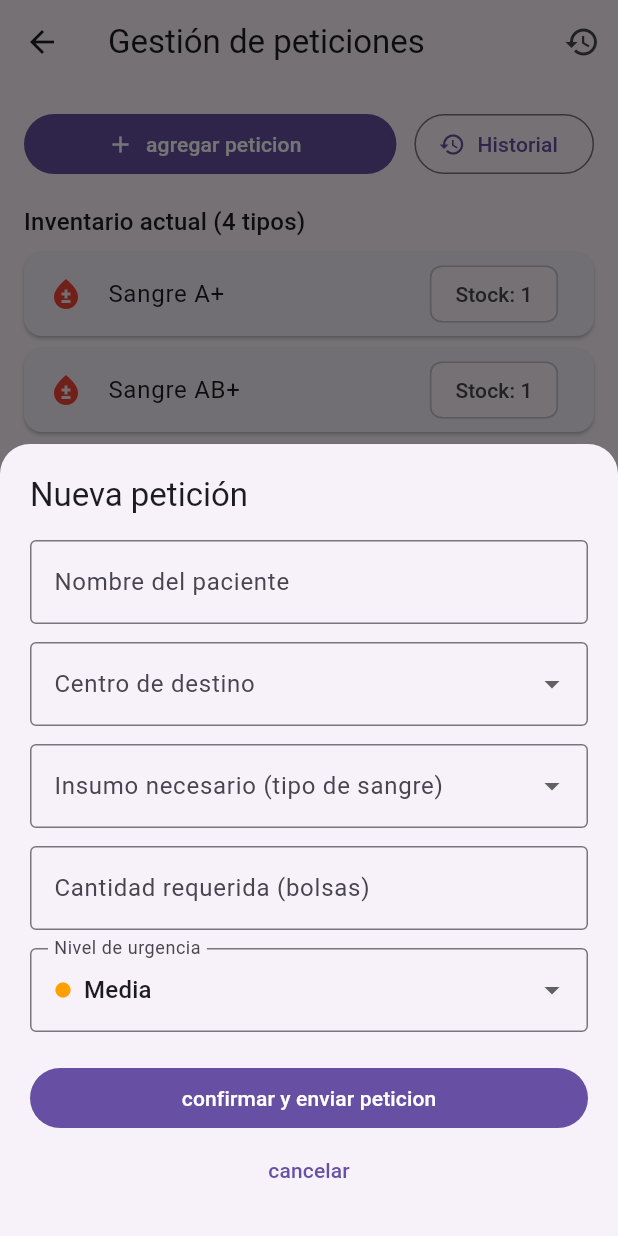
After one commit to Jara-01/grupo13_ing_softw_2026_02, a Flutter app: the GestionPeticionesScreen screen opened directly, after a tap on "agregar peticion", on a phone screen of 412 x 824 dp. The commit adds this screen. Run offline on Flutter 3.47's test engine with Material 3 defaults, Android fonts, the phone set to English and light mode, and no system bars.

Commit message:
feat: pantalla de gestion de peticiones (T14, US04)
Agrega GestionPeticionesScreen para que el gestor de inventario abra peticiones de sangre hacia otros centros. Incluye formulario, descuento automatico del inventario (primero las bolsas mas proximas a vencer, retirando el tipo si se agota) e historial de peticiones.

```diff
--- a/lib/models/inventario_model.dart
+++ b/lib/models/inventario_model.dart
@@ -1,7 +1,7 @@
 class InventarioItem {
   final String id;
   final String tipoSangre;
-  final int unidadesDisponibles; // O volumen/cantidad de esta unidad específica
+  int unidadesDisponibles; // O volumen/cantidad de esta unidad específica
   final String centroOrigen;
   final DateTime fechaLlegada;
   final DateTime fechaVencimiento;
--- a/lib/models/peticion_model.dart
+++ b/lib/models/peticion_model.dart
@@ -1,10 +1,19 @@
+// niveles de urgencia permitidos en una peticion
+const List<String> nivelesUrgencia = ['Baja', 'Media', 'Alta', 'Critica'];
+
 class Peticion {
-
   final String id;
   final String centroSolicitante;
   final String tipoSangre;
   final int cantidad;
   String estado;
+  final String? paciente;
+  final String? centroDestino;
+  final String? urgencia;
+  final DateTime? fecha;
+  final int unidadesDescontadas;
+  final int? stockAntes;
+  final int? stockDespues;
 
   Peticion({
     required this.id,
@@ -12,6 +21,13 @@ class Peticion {
     required this.tipoSangre,
     required this.cantidad,
     this.estado = 'pendiente',
+    this.paciente,
+    this.centroDestino,
+    this.urgencia,
+    this.fecha,
+    this.unidadesDescontadas = 0,
+    this.stockAntes,
+    this.stockDespues,
   });
 
   Map<String, dynamic> toJson() {
@@ -21,6 +37,13 @@ class Peticion {
       'tipoSangre': tipoSangre,
       'cantidad': cantidad,
       'estado': estado,
+      'paciente': paciente,
+      'centroDestino': centroDestino,
+      'urgencia': urgencia,
+      'fecha': fecha?.toIso8601String(),
+      'unidadesDescontadas': unidadesDescontadas,
+      'stockAntes': stockAntes,
+      'stockDespues': stockDespues,
     };
   }
 
@@ -31,6 +54,13 @@ class Peticion {
       tipoSangre: json['tipoSangre'],
       cantidad: json['cantidad'],
       estado: json['estado'],
+      paciente: json['paciente'],
+      centroDestino: json['centroDestino'],
+      urgencia: json['urgencia'],
+      fecha: json['fecha'] == null ? null : DateTime.parse(json['fecha']),
+      unidadesDescontadas: json['unidadesDescontadas'] ?? 0,
+      stockAntes: json['stockAntes'],
+      stockDespues: json['stockDespues'],
     );
   }
 }
--- /dev/null
+++ b/lib/screens/gestion_peticiones_screen.dart
@@ -0,0 +1,448 @@
+import 'package:flutter/material.dart';
+import 'package:ing_software/models/peticion_model.dart';
+import 'package:ing_software/services/peticiones_service.dart';
+
+// colores de cada nivel de urgencia
+Color _colorUrgencia(String? urgencia) {
+  switch (urgencia) {
+    case 'Baja':
+      return Colors.green;
+    case 'Media':
+      return Colors.amber.shade700;
+    case 'Alta':
+      return Colors.deepOrange;
+    case 'Critica':
+      return Colors.red.shade800;
+    default:
+      // sin urgencia (peticiones antiguas o sin dato)
+      return Colors.grey;
+  }
+}
+
+// codigo de la pantalla principal
+class GestionPeticionesScreen extends StatefulWidget {
+  const GestionPeticionesScreen({super.key});
+
+  @override
+  State<GestionPeticionesScreen> createState() => _GestionPeticionesScreenState();
+}
+
+class _GestionPeticionesScreenState extends State<GestionPeticionesScreen> {
+  // servicio que guarda las peticiones y descuenta el inventario
+  final PeticionesService _servicio = PeticionesService();
+
+  // centros de destino (se usa los mismos nombres que usa el mock de inventario)
+  final List<String> _centros = [
+    'Hospital Regional',
+    'Centro de Sangre',
+    'Clínica Las Encinas',
+  ];
+
+  // abre el formulario para pedir los datos de peticion
+  Future<void> _abrirFormulario() async {
+    final stock = _servicio.stockPorTipo();
+    // sin stock no tiene sentido abrir el formulario
+    if (stock.isEmpty) {
+      _mostrarMensaje('No hay unidades disponibles en el inventario :(');
+      return;
+    }
+    final datos = await showModalBottomSheet<_DatosFormulario>(
+      context: context,
+      isScrollControlled: true,
+      useSafeArea: true,
+      shape: const RoundedRectangleBorder(
+        borderRadius: BorderRadius.vertical(top: Radius.circular(20)),
+      ),
+      builder: (_) => _FormularioPeticion(stockPorTipo: stock, centros: _centros),
+    );
+    // datos es null si el usuario cancela o cierra el formulario
+    if (datos != null) _confirmarPeticion(datos);
+  }
+
+  // registra la peticion y descuenta el inventario
+  void _confirmarPeticion(_DatosFormulario d) {
+    // late final porque se asigna dentro del setState
+    late final Peticion creada;
+    setState(() {
+      creada = _servicio.crearPeticionConDescuento(
+        paciente: d.paciente,
+        centroDestino: d.centro,
+        tipoSangre: d.tipoSangre,
+        cantidad: d.cantidad,
+        urgencia: d.urgencia,
+      );
+    });
+    // si el stock quedo en 0, el tipo ya no aparece en el inventario
+    _mostrarMensaje(creada.stockDespues == 0
+        ? 'Peticion enviada. Se agotó ${creada.tipoSangre}'
+        : 'Peticion enviada. Stock restante de ${creada.tipoSangre}: ${creada.stockDespues}');
+  }
+
+  void _mostrarMensaje(String texto) {
+    // se oculta el mensaje anterior para que no se acumulen
+    ScaffoldMessenger.of(context)
+      ..hideCurrentSnackBar()
+      ..showSnackBar(SnackBar(content: Text(texto)));
+  }
+
+  void _abrirHistorial() {
+    Navigator.of(context).push(
+      MaterialPageRoute(builder: (_) => _HistorialScreen(servicio: _servicio)),
+    );
+  }
+
+  @override
+  Widget build(BuildContext context) {
+    // el stock se recalcula en cada build para reflejar los descuentos
+    final stock = _servicio.stockPorTipo();
+    final tipos = stock.keys.toList()..sort();
+
+    return Scaffold(
+      appBar: AppBar(
+        title: const Text('Gestión de peticiones'),
+        actions: [
+          // icono de historial
+          IconButton(
+            tooltip: 'Historial de cambios',
+            icon: const Icon(Icons.history),
+            onPressed: _abrirHistorial,
+          ),
+        ],
+      ),
+      body: Column(
+        children: [
+          Padding(
+            padding: const EdgeInsets.all(16),
+            child: Row(
+              children: [
+                Expanded(
+                  child: FilledButton.icon(
+                    onPressed: _abrirFormulario,
+                    icon: const Icon(Icons.add),
+                    label: const Text('agregar peticion'),
+                  ),
+                ),
+                const SizedBox(width: 12),
+                OutlinedButton.icon(
+                  onPressed: _abrirHistorial,
+                  icon: const Icon(Icons.history),
+                  label: const Text('Historial'),
+                ),
+              ],
+            ),
+          ),
+          Padding(
+            padding: const EdgeInsets.symmetric(horizontal: 16),
+            child: Align(
+              alignment: Alignment.centerLeft,
+              child: Text('Inventario actual (${tipos.length} tipos)',
+                  style: Theme.of(context).textTheme.titleMedium),
+            ),
+          ),
+          const SizedBox(height: 8),
+          Expanded(
+            child: tipos.isEmpty
+                ? const Center(child: Text('El inventario está vacío'))
+                : ListView.separated(
+                    padding: const EdgeInsets.fromLTRB(16, 0, 16, 16),
+                    itemCount: tipos.length,
+                    separatorBuilder: (_, __) => const SizedBox(height: 8),
+                    itemBuilder: (_, i) {
+                      final tipo = tipos[i];
+                      return Card(
+                        margin: EdgeInsets.zero,
+                        child: ListTile(
+                          leading: const Icon(Icons.bloodtype, color: Colors.red),
+                          title: Text('Sangre $tipo'),
+                          trailing: Chip(label: Text('Stock: ${stock[tipo]}')),
+                        ),
+                      );
+                    },
+                  ),
+          ),
+        ],
+      ),
+    );
+  }
+}
+
+// formulario
+// datos que devuelve el formulario al confirmarse
+class _DatosFormulario {
+  final String paciente;
+  final String centro;
+  final String tipoSangre;
+  final int cantidad;
+  final String urgencia;
+
+  _DatosFormulario({
+    required this.paciente,
+    required this.centro,
+    required this.tipoSangre,
+    required this.cantidad,
+    required this.urgencia,
+  });
+}
+
+class _FormularioPeticion extends StatefulWidget {
+  final Map<String, int> stockPorTipo;
+  final List<String> centros;
+
+  const _FormularioPeticion({required this.stockPorTipo, required this.centros});
+
+  @override
+  State<_FormularioPeticion> createState() => _FormularioPeticionState();
+}
+
+class _FormularioPeticionState extends State<_FormularioPeticion> {
+  final _formKey = GlobalKey<FormState>();
+  final _pacienteCtrl = TextEditingController();
+  final _cantidadCtrl = TextEditingController();
+
+  String? _centro;
+  String? _tipoSangre;
+  // la urgencia media viene seleccionada por defecto
+  String _urgencia = 'Media';
+
+  @override
+  void dispose() {
+    // se liberan los controladores para evitar fugas de memoria
+    _pacienteCtrl.dispose();
+    _cantidadCtrl.dispose();
+    super.dispose();
+  }
+
+  void _enviar() {
+    // solo se envia si todos los campos son validos
+    if (!_formKey.currentState!.validate()) return;
+    Navigator.of(context).pop(_DatosFormulario(
+      paciente: _pacienteCtrl.text.trim(),
+      centro: _centro!,
+      tipoSangre: _tipoSangre!,
+      cantidad: int.parse(_cantidadCtrl.text.trim()),
+      urgencia: _urgencia,
+    ));
+  }
+
+  @override
+  Widget build(BuildContext context) {
+    final tipos = widget.stockPorTipo.keys.toList()..sort();
+
+    return Padding(
+      // el padding inferior evita que el teclado tape los campos
+      padding: EdgeInsets.only(
+        left: 20,
+        right: 20,
+        top: 20,
+        bottom: MediaQuery.of(context).viewInsets.bottom + 20,
+      ),
+      child: SingleChildScrollView(
+        child: Form(
+          key: _formKey,
+          child: Column(
+            mainAxisSize: MainAxisSize.min,
+            crossAxisAlignment: CrossAxisAlignment.stretch,
+            children: [
+              Text('Nueva petición', style: Theme.of(context).textTheme.titleLarge),
+              const SizedBox(height: 16),
+
+              // nombre del paciente
+              TextFormField(
+                controller: _pacienteCtrl,
+                textCapitalization: TextCapitalization.words,
+                decoration: const InputDecoration(
+                  labelText: 'Nombre del paciente',
+                  border: OutlineInputBorder(),
+                ),
+                validator: (v) => (v == null || v.trim().isEmpty)
+                    ? 'Ingresa el nombre del paciente'
+                    : null,
+              ),
+              const SizedBox(height: 12),
+
+              // centro de destino
+              DropdownButtonFormField<String>(
+                value: _centro,
+                isExpanded: true,
+                decoration: const InputDecoration(
+                  labelText: 'Centro de destino',
+                  border: OutlineInputBorder(),
+                ),
+                items: widget.centros
+                    .map((c) => DropdownMenuItem(value: c, child: Text(c)))
+                    .toList(),
+                onChanged: (v) => setState(() => _centro = v),
+                validator: (v) => v == null ? 'Selecciona un centro' : null,
+              ),
+              const SizedBox(height: 12),
+
+              // insumo (tipo de sangre) con su stock disponible
+              DropdownButtonFormField<String>(
+                value: _tipoSangre,
+                isExpanded: true,
+                decoration: const InputDecoration(
+                  labelText: 'Insumo necesario (tipo de sangre)',
+                  border: OutlineInputBorder(),
+                ),
+                items: tipos
+                    .map((t) => DropdownMenuItem(
+                          value: t,
+                          child: Text('Sangre $t  (stock: ${widget.stockPorTipo[t]})'),
+                        ))
+                    .toList(),
+                onChanged: (v) => setState(() => _tipoSangre = v),
+                validator: (v) => v == null ? 'Selecciona un insumo' : null,
+              ),
+              const SizedBox(height: 12),
+
+              // cantidad requerida
+              TextFormField(
+                controller: _cantidadCtrl,
+                keyboardType: TextInputType.number,
+                decoration: InputDecoration(
+                  labelText: 'Cantidad requerida (bolsas)',
+                  border: const OutlineInputBorder(),
+                  // el stock disponible se muestra solo al elegir un tipo
+                  helperText: _tipoSangre == null
+                      ? null
+                      : 'Disponible: ${widget.stockPorTipo[_tipoSangre]}.',
+                  helperMaxLines: 2,
+                ),
+                validator: (v) {
+                  // debe ser un entero mayor a 0
+                  final n = int.tryParse((v ?? '').trim());
+                  if (n == null || n <= 0) return 'Ingrese una cantidad mayor a 0';
+                  return null;
+                },
+              ),
+              const SizedBox(height: 12),
+
+              // nivel de urgencia
+              DropdownButtonFormField<String>(
+                value: _urgencia,
+                decoration: const InputDecoration(
+                  labelText: 'Nivel de urgencia',
+                  border: OutlineInputBorder(),
+                ),
+                items: nivelesUrgencia
+                    .map((u) => DropdownMenuItem(
+                          value: u,
+                          child: Row(
+                            children: [
+                              Icon(Icons.circle, size: 12, color: _colorUrgencia(u)),
+                              const SizedBox(width: 8),
+                              Text(u),
+                            ],
+                          ),
+                        ))
+                    .toList(),
+                onChanged: (v) => setState(() => _urgencia = v ?? _urgencia),
+              ),
+              const SizedBox(height: 20),
+
+              FilledButton(
+                onPressed: _enviar,
+                child: const Text('confirmar y enviar peticion'),
+              ),
+              TextButton(
+                onPressed: () => Navigator.of(context).pop(),
+                child: const Text('cancelar'),
+              ),
+            ],
+          ),
+        ),
+      ),
+    );
+  }
+}
+
+//historial de cambios
+class _HistorialScreen extends StatelessWidget {
+  final PeticionesService servicio;
+  const _HistorialScreen({required this.servicio});
+
+  // da formato dd/mm/aaaa hh:mm a la fecha
+  String _fecha(DateTime? f) {
+    if (f == null) return 'Sin fecha';
+    String dos(int n) => n.toString().padLeft(2, '0');
+    return '${dos(f.day)}/${dos(f.month)}/${f.year} ${dos(f.hour)}:${dos(f.minute)}';
+  }
+
+  @override
+  Widget build(BuildContext context) {
+    final tema = Theme.of(context);
+    final stock = servicio.stockPorTipo();
+    final tipos = stock.keys.toList()..sort();
+    // estaran primero las peticiones recientes
+    final peticiones = servicio.obtenerPeticiones().reversed.toList();
+
+    return Scaffold(
+      appBar: AppBar(title: const Text('Historial de cambios')),
+      body: ListView(
+        padding: const EdgeInsets.all(16),
+        children: [
+          // estado actualizado del inventario
+          Text('Estado actual del inventario', style: tema.textTheme.titleMedium),
+          const SizedBox(height: 8),
+          if (tipos.isEmpty)
+            const Text('El inventario está vacío')
+          else
+            Wrap(
+              spacing: 8,
+              runSpacing: 8,
+              children: tipos.map((t) => Chip(label: Text('$t: ${stock[t]}'))).toList(),
+            ),
+          const Divider(height: 32),
+
+          // registro de peticiones
+          Text('Peticiones (${peticiones.length})', style: tema.textTheme.titleMedium),
+          const SizedBox(height: 8),
+          ...peticiones.map((p) => Card(
+                margin: const EdgeInsets.only(bottom: 8),
+                child: Padding(
+                  padding: const EdgeInsets.all(12),
+                  child: Column(
+                    crossAxisAlignment: CrossAxisAlignment.start,
+                    children: [
+                      Row(
+                        children: [
+                          Expanded(
+                            child: Text('${p.id} - ${p.paciente ?? 'Sin paciente'}',
+                                style: tema.textTheme.titleSmall),
+                          ),
+                          if (p.urgencia != null)
+                            Chip(
+                              label: Text(p.urgencia!,
+                                  style: const TextStyle(color: Colors.white)),
+                              backgroundColor: _colorUrgencia(p.urgencia),
+                              visualDensity: VisualDensity.compact,
+                            ),
+                        ],
+                      ),
+                      Text(_fecha(p.fecha), style: tema.textTheme.bodySmall),
+                      const SizedBox(height: 8),
+                      Text('Origen: ${p.centroSolicitante}'),
+                      Text('Destino: ${p.centroDestino ?? '-'}'),
+                      Text('Sangre ${p.tipoSangre}  |  Solicitado: ${p.cantidad}'
+                          '${p.stockAntes == null ? '' : '  |  Descontado: ${p.unidadesDescontadas}'}'),
+                      // el detalle de stock solo existe si hubo descuento
+                      if (p.stockAntes != null)
+                        Text('Stock antes: ${p.stockAntes} -> stock despues: ${p.stockDespues}'),
+                      // stock en 0 significa que el tipo salio del inventario
+                      if (p.stockDespues == 0 && p.stockAntes != null)
+                        Padding(
+                          padding: const EdgeInsets.only(top: 4),
+                          child: Text('Tipo retirado del inventario',
+                              style: TextStyle(
+                                  color: Colors.red.shade700,
+                                  fontWeight: FontWeight.w600)),
+                        ),
+                    ],
+                  ),
+                ),
+              )),
+        ],
+      ),
+    );
+  }
+}
--- a/lib/services/peticiones_service.dart
+++ b/lib/services/peticiones_service.dart
@@ -1,24 +1,12 @@
+import 'package:ing_software/models/inventario_model.dart';
+import 'package:ing_software/models/lista_donaciones.dart';
 import 'package:ing_software/models/peticion_model.dart';
 
 class PeticionesService {
   static String centroActual = 'Hospital Regional Concepción';
 
-  static final List<Peticion> _peticionesDB = [
-    Peticion(
-      id: 'PET-001',
-      centroSolicitante: 'Hospital Regional Concepción',
-      tipoSangre: 'O-',
-      cantidad: 2,
-      estado: 'pendiente',
-    ),
-    Peticion(
-      id: 'PET-002',
-      centroSolicitante: 'Clínica Las Encinas',
-      tipoSangre: 'A+',
-      cantidad: 5,
-      estado: 'pendiente',
-    ),
-  ];
+  // historial de peticiones (vacio al iniciar)
+  static final List<Peticion> _peticionesDB = [];
 
   List<Peticion> obtenerPeticiones() {
     return _peticionesDB;
@@ -54,4 +42,67 @@ class PeticionesService {
       return false;
     }
   }
+
+  // stock total (en bolsas) disponible de un tipo de sangre
+  int stockDe(String tipoSangre) {
+    return inventarioMock
+        .where((i) => i.tipoSangre == tipoSangre)
+        .fold(0, (suma, i) => suma + i.unidadesDisponibles);
+  }
+
+  // stock por tipo para los tipos que siguen en el inventario
+  Map<String, int> stockPorTipo() {
+    final mapa = <String, int>{};
+    for (final i in inventarioMock) {
+      mapa[i.tipoSangre] = (mapa[i.tipoSangre] ?? 0) + i.unidadesDisponibles;
+    }
+    return mapa;
+  }
+
+  // crea la peticion y descuenta del inventario, usando primero las bolsas mas proximas a vencer.
+  //si el stock es menor o igual a lo pedido, se queda sin bolsas y desaparece del inventario activo
+  Peticion crearPeticionConDescuento({
+    required String paciente,
+    required String centroDestino,
+    required String tipoSangre,
+    required int cantidad,
+    required String urgencia,
+  }) {
+    final bolsas = inventarioMock.where((i) => i.tipoSangre == tipoSangre).toList()
+      ..sort((a, b) => a.fechaVencimiento.compareTo(b.fechaVencimiento));
+
+    final stockAntes = bolsas.fold<int>(0, (s, b) => s + b.unidadesDisponibles);
+
+    int restante = cantidad;
+    for (final bolsa in bolsas) {
+      if (restante <= 0) break;
+      if (bolsa.unidadesDisponibles <= restante) {
+        restante -= bolsa.unidadesDisponibles;
+        inventarioMock.remove(bolsa);
+      } else {
+        bolsa.unidadesDisponibles -= restante;
+        restante = 0;
+      }
+    }
+
+    // nunca se descuenta mas de lo que habia
+    final descontadas = cantidad - restante;
+
+    final nueva = Peticion(
+      id: 'PET-${(_peticionesDB.length + 1).toString().padLeft(3, '0')}',
+      centroSolicitante: centroActual,
+      tipoSangre: tipoSangre,
+      cantidad: cantidad,
+      estado: 'pendiente',
+      paciente: paciente,
+      centroDestino: centroDestino,
+      urgencia: urgencia,
+      fecha: DateTime.now(),
+      unidadesDescontadas: descontadas,
+      stockAntes: stockAntes,
+      stockDespues: stockAntes - descontadas,
+    );
+    _peticionesDB.add(nueva);
+    return nueva;
+  }
 }
```
Also changed, not shown: lib/main.dart (+10 -1 lines).
